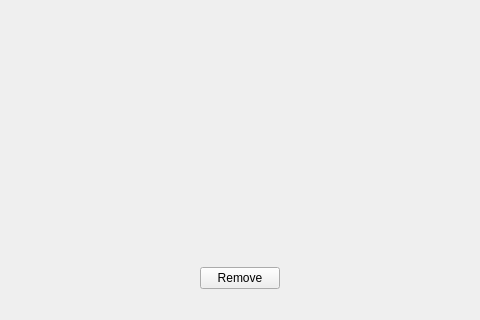
First picture: the form in duplfinderui.ui, repository Scintillare/duplicate_finder, before the edit; both pictures show x 98 to 578 and y 144 to 464 of the 676 by 464 pixel window.
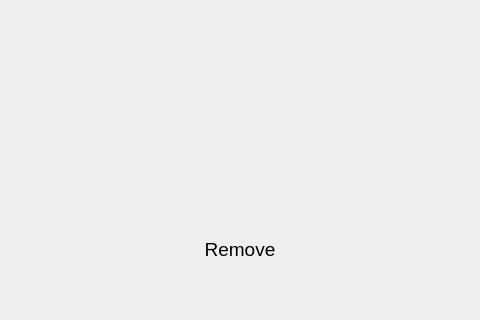
Second picture: the form after the edit.

Commit message: Apply Fusion theme

The edit to the form file:
```diff
--- a/duplfinderui.ui
+++ b/duplfinderui.ui
@@ -16,6 +16,12 @@
     <verstretch>0</verstretch>
    </sizepolicy>
   </property>
+  <property name="font">
+   <font>
+    <family>Segoe UI</family>
+    <pointsize>10</pointsize>
+   </font>
+  </property>
   <property name="windowTitle">
    <string>Duplicate Finder</string>
   </property>
@@ -28,9 +34,42 @@
     </item>
     <item alignment="Qt::AlignHCenter">
      <widget class="QPushButton" name="remove_button">
+      <property name="sizePolicy">
+       <sizepolicy hsizetype="Minimum" vsizetype="Fixed">
+        <horstretch>0</horstretch>
+        <verstretch>0</verstretch>
+       </sizepolicy>
+      </property>
+      <property name="minimumSize">
+       <size>
+        <width>150</width>
+        <height>80</height>
+       </size>
+      </property>
+      <property name="font">
+       <font>
+        <family>Segoe UI</family>
+        <pointsize>14</pointsize>
+       </font>
+      </property>
+      <property name="autoFillBackground">
+       <bool>false</bool>
+      </property>
       <property name="text">
        <string>Remove</string>
       </property>
+      <property name="checkable">
+       <bool>false</bool>
+      </property>
+      <property name="checked">
+       <bool>false</bool>
+      </property>
+      <property name="default">
+       <bool>false</bool>
+      </property>
+      <property name="flat">
+       <bool>true</bool>
+      </property>
      </widget>
     </item>
    </layout>
```
Left out of the diff: 2 changed lines with no effect on the pictures. The commit also changes 2 other files.
